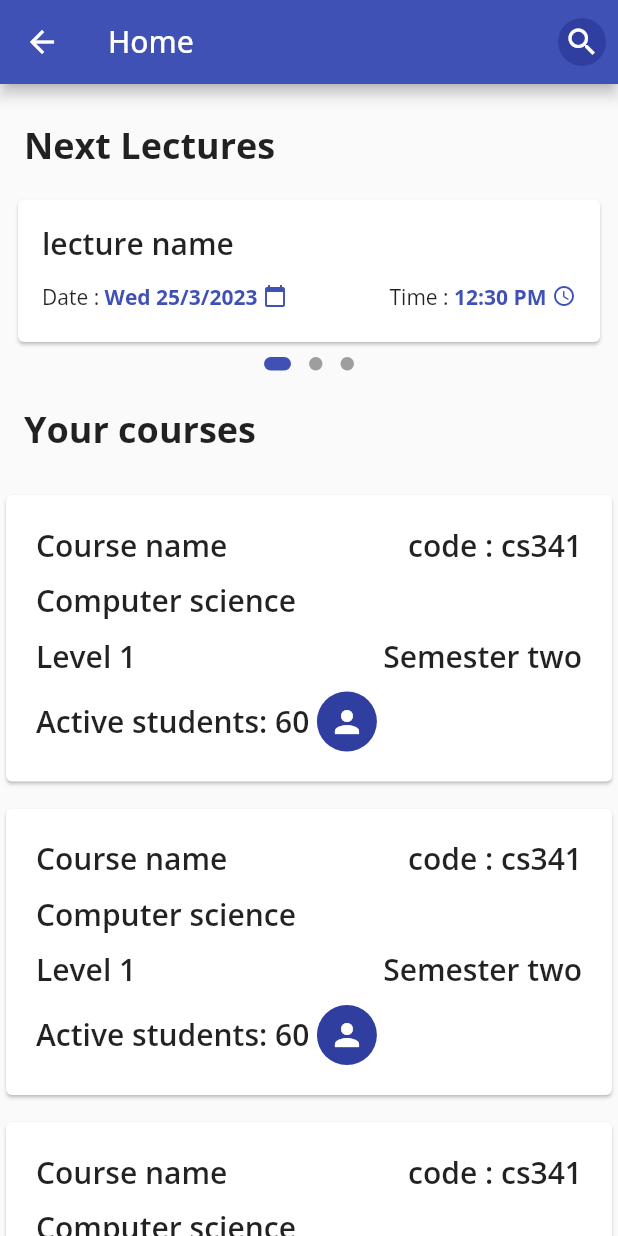
After one commit to Mo7medSla7/attendance_tracker, a Flutter app: the InstructorHomeScreen screen opened directly, on a phone screen of 412 x 824 dp. The commit adds this screen. Run offline on Flutter 3.47's test engine with Material 2 defaults, Android fonts, the phone set to English and light mode, and no system bars; drawn by our look-alikes of carousel_slider, dots_indicator; our stand-ins replace device_info_plus, dio, flutter_bloc, flutter_svg, percent_indicator, shared_preferences and 1 more; missing offline and left inert: qr_code_scanner; accounts and stored records are empty; network calls fail.

Commit message:
Instructor screens

```diff
--- a/lib/main.dart
+++ b/lib/main.dart
@@ -3,6 +3,9 @@ import 'package:attendance_tracker/helpers/dio_helper.dart';
 import 'package:attendance_tracker/layout/cubit/cubit.dart';
 import 'package:attendance_tracker/layout/layout_screen.dart';
 import 'package:attendance_tracker/modules/home_screen/home_screen.dart';
+import 'package:attendance_tracker/modules/instructor_home/instructor_home_screen.dart';
+import 'package:attendance_tracker/modules/instructor_lecture/instructor_lecture_screen.dart';
+import 'package:attendance_tracker/modules/instructor_subjects/instructor_subjects_screen.dart';
 import 'package:attendance_tracker/modules/login_screen/login_screen.dart';
 import 'package:attendance_tracker/modules/on_boarding_screen/on_boarding_screen.dart';
 import 'package:attendance_tracker/shared/bloc_observer.dart';
@@ -42,7 +45,8 @@ class MyApp extends StatelessWidget {
         fontFamily: 'OpenSans',
         primarySwatch: Colors.indigo,
       ),
-      home: startWidget,
+      home:
+      startWidget,
     );
   }
 }
--- /dev/null
+++ b/lib/modules/instructor_home/instructor_home_screen.dart
@@ -0,0 +1,206 @@
+import 'package:carousel_slider/carousel_slider.dart';
+import 'package:dots_indicator/dots_indicator.dart';
+import 'package:flutter/material.dart';
+
+import '../../shared/component.dart';
+
+class InstructorHomeScreen extends StatelessWidget {
+  InstructorHomeScreen({Key? key}) : super(key: key);
+
+  int index = 3;
+
+  @override
+  Widget build(BuildContext context) {
+    return Scaffold(
+      appBar: AppBar(
+        title: const Text(
+          'Home',
+        ),
+        actions: [
+          IconButton(
+            onPressed: () {},
+            icon: const CircleAvatar(
+              radius: 30,
+              child: Icon(
+                Icons.search,
+              ),
+            ),
+          )
+        ],
+      ),
+      body: Column(
+        children: [
+          Container(
+            padding: const EdgeInsets.all(8),
+            height: 270,
+            width: double.infinity,
+            child: Column(crossAxisAlignment: CrossAxisAlignment.start, children: [
+              const Padding(
+                padding: EdgeInsets.symmetric(horizontal: 8, vertical: 16),
+                child: Subtitle(title: 'Next Lectures'),
+              ),
+              Expanded(
+                child: CarouselSlider(
+                  items: [
+                    Card(
+                      child: Padding(
+                        padding: const EdgeInsets.all(16.0),
+                        child: Column(
+                          crossAxisAlignment: CrossAxisAlignment.stretch,
+                          children: [
+                            const MiniTitle(
+                              title: "lecture name",
+                            ),
+                            const SizedBox(
+                              height: 12,
+                            ),
+                            Row(
+                              children: [
+                                const Text('Date : '),
+                                Row(
+                                  children: const [
+                                    Text(
+                                      'Wed 25/3/2023 ',
+                                      style: TextStyle(
+                                        color: Colors.indigo,
+                                        fontWeight: FontWeight.bold,
+                                      ),
+                                    ),
+                                    Icon(
+                                      Icons.calendar_today,
+                                      color: Colors.indigo,
+                                      size: 16,
+                                    ),
+                                  ],
+                                ),
+                                const Spacer(),
+                                const Text('Time : '),
+                                Row(
+                                  children: const [
+                                    Text(
+                                      '12:30 PM ',
+                                      style: TextStyle(
+                                        color: Colors.indigo,
+                                        fontWeight: FontWeight.bold,
+                                      ),
+                                    ),
+                                    Icon(
+                                      Icons.access_time_rounded,
+                                      color: Colors.indigo,
+                                      size: 16,
+                                    ),
+                                  ],
+                                )
+                              ],
+                            )
+                          ],
+                        ),
+                      ),
+                    ),
+                    const Card(
+                      child:
+                          SizedBox(width: double.infinity, child: Text('page 2')),
+                    ),
+                    const Card(
+                      child:
+                          SizedBox(width: double.infinity, child: Text('page 3')),
+                    ),
+                  ],
+                  options: CarouselOptions(
+                    autoPlay: false,
+                    initialPage: 0,
+                    viewportFraction: 1,
+                    enableInfiniteScroll: false,
+                    height: double.infinity,
+                    scrollPhysics: const BouncingScrollPhysics(),
+                    onPageChanged: (index, reason) {},
+                  ),
+                ),
+              ),
+              Center(
+                child: DotsIndicator(
+                  dotsCount: 3,
+                  position: 0.0,
+                  decorator: DotsDecorator(
+                    size: const Size.square(9.0),
+                    activeSize: const Size(18.0, 9.0),
+                    activeShape: RoundedRectangleBorder(
+                        borderRadius: BorderRadius.circular(5.0)),
+                  ),
+                ),
+              ),
+              const Padding(
+                padding: EdgeInsets.symmetric(horizontal: 8, vertical: 16),
+                child: Subtitle(title: 'Your courses'),
+              ),
+            ]),
+          ),
+          Expanded(
+            child: ListView.separated(
+                itemBuilder: (context, index) => buildCourseItem(),
+                separatorBuilder: (context, index) => const SizedBox(
+                  height: 10,
+                ),
+                itemCount: 15),
+          ),
+        ],
+      ),
+
+    );
+  }
+}
+
+Widget buildCourseItem() => Expanded(
+      child: Card(
+       // margin: const EdgeInsets.all(0),
+        child: Padding(
+          padding: const EdgeInsets.all(20.0),
+          child: Column(
+             crossAxisAlignment: CrossAxisAlignment.start,
+            children: [
+              Row(
+                children: const [
+                  MiniTitle(
+                    title: "Course name",
+                  ),
+                  Spacer(),
+                  MiniTitle(title: 'code : cs341'),
+                ],
+              ),
+              const SizedBox(
+                height: 10,
+              ),
+              const MiniTitle(title: 'Computer science'),
+              const SizedBox(
+                height: 10,
+              ),
+              Row(
+                children: const [
+                  MiniTitle(
+                    title: "Level 1",
+                  ),
+                  Spacer(),
+                  MiniTitle(title: 'Semester two'),
+                ],
+              ),
+              const SizedBox(
+                height: 10,
+              ),
+              Row(
+                children: const [
+                  MiniTitle(title: 'Active students: 60'),
+                  SizedBox(
+                    width: 5,
+                  ),
+                  CircleAvatar(
+                    child: Icon(
+                      Icons.person,
+                    ),
+                  )
+                ],
+              ),
+            ],
+          ),
+        ),
+      ),
+    );
```
Also changed, not shown: lib/modules/instructor_lecture/instructor_lecture_screen.dart (added, +111 -0 lines), lib/modules/instructor_subjects/instructor_subjects_screen.dart (added, +155 -0 lines), lib/modules/subject_students/subject_students_screen.dart (added), pubspec.lock.
